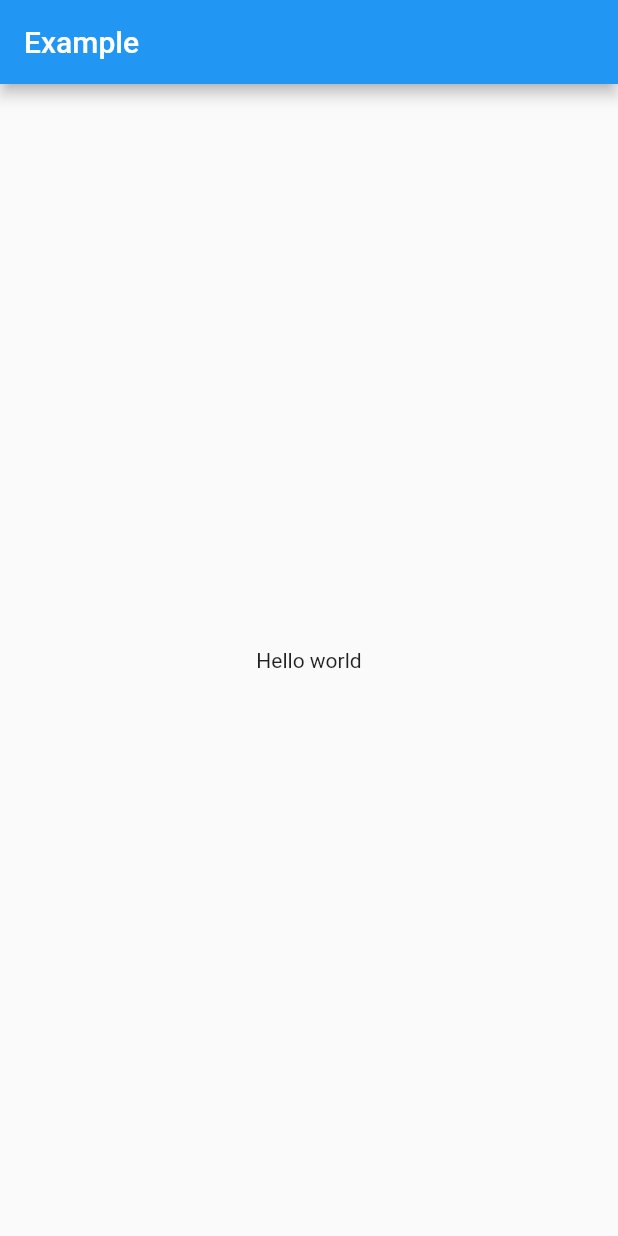
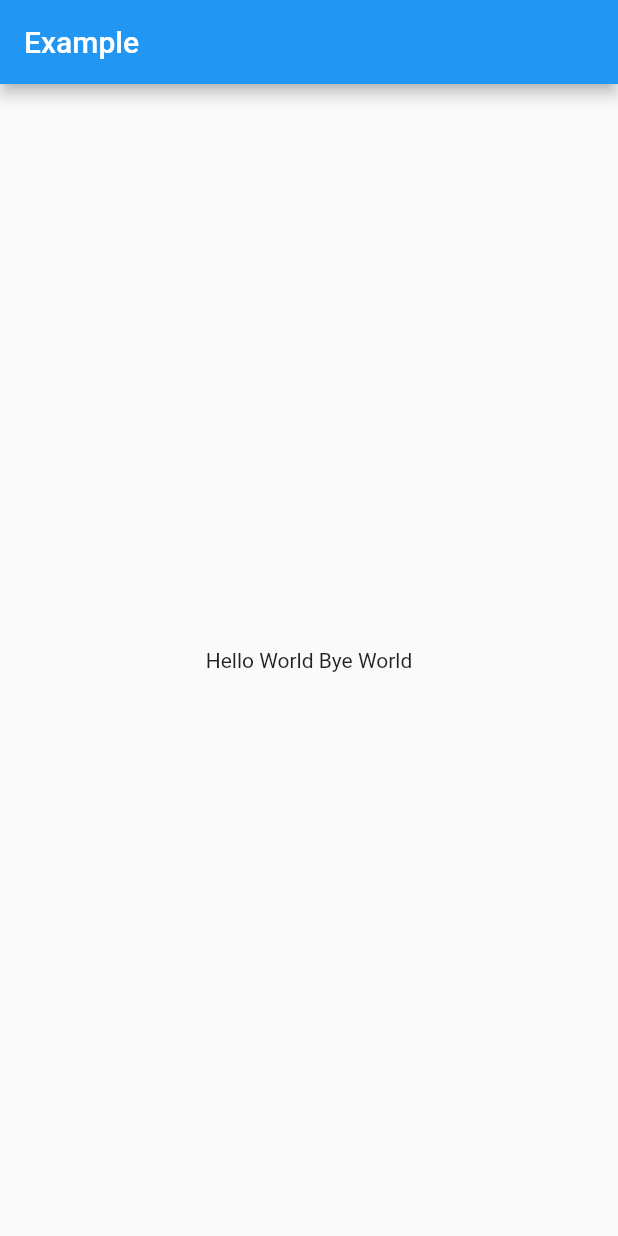
Before and after one commit to Hoseok-Seong/Flutter-Data-Practice, a Flutter app: the screen it shows after launch, on a phone screen of 412 x 824 dp. Run offline on Flutter 3.47's test engine with Material 2 defaults, Android fonts, the phone set to English and light mode, and no system bars; our stand-ins replace flutter_riverpod.

Commit message:
Data Combination Done

```diff
--- a/lib/main.dart
+++ b/lib/main.dart
@@ -3,7 +3,15 @@ import 'package:flutter_riverpod/flutter_riverpod.dart';
 
 // 우리는 값을 저장할 "provider"를 만들겁니다(여기서 값은 "Hello world"를 의미합니다).
 // 프로바이더를 사용하는 것으로 값의 mock/override가 가능하게 됩니다.
-final helloWorldProvider = Provider((_) => 'Hello world');
+final byeWorldProvider = Provider<String>((ref) {
+  return "Bye World";
+});
+
+// provider 결합
+final helloWorldProvider = Provider<String>((ref) {
+  final String value = ref.read(byeWorldProvider);
+  return "Hello World "+value;
+});
 
 void main() {
   runApp(
@@ -20,7 +28,7 @@ void main() {
 class MyApp extends ConsumerWidget {
   @override
   Widget build(BuildContext context, WidgetRef ref) {
-    final String value = ref.watch(helloWorldProvider);
+    final String value = ref.read(helloWorldProvider);
 
     return MaterialApp(
       home: Scaffold(
```
